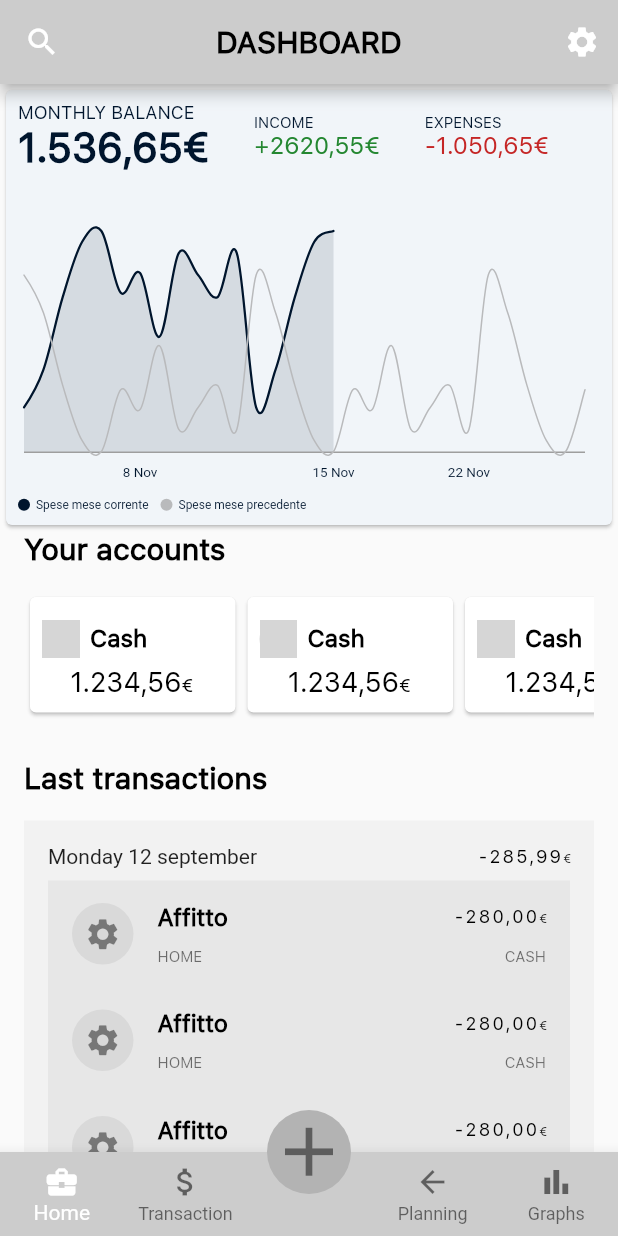
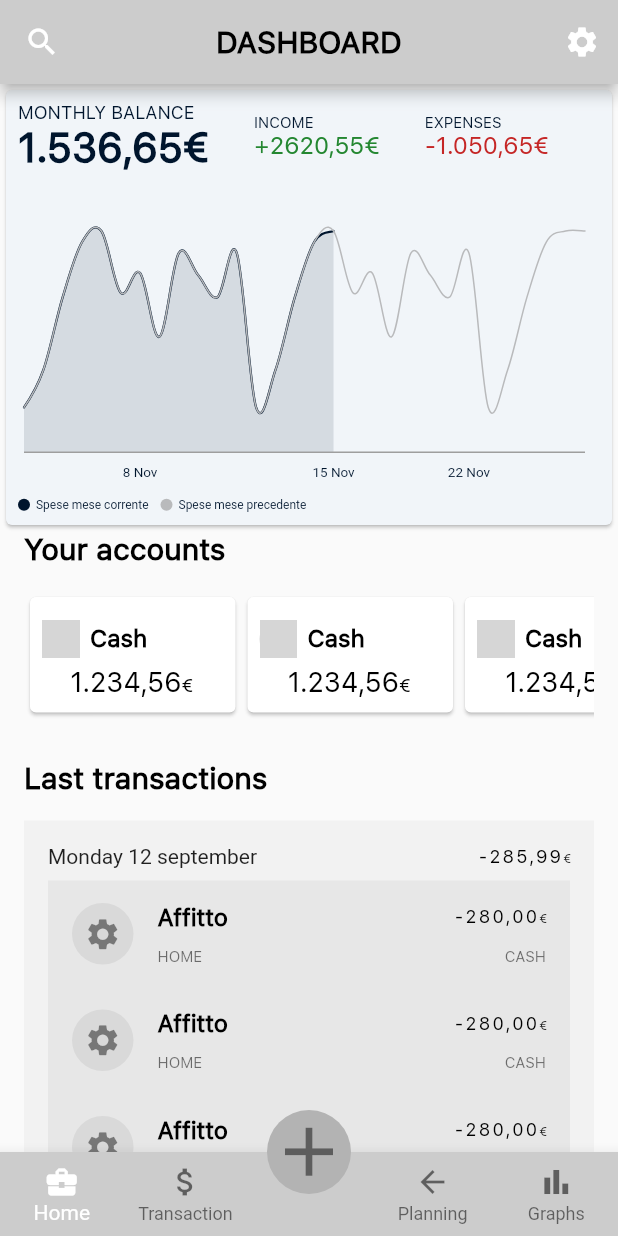
Before and after one commit to RIP-Comm/sossoldi, a Flutter app: the screen it shows after launch, on a phone screen of 412 x 824 dp. Run offline on Flutter 3.47's test engine with Material 2 defaults, Android fonts, the light colour scheme and no system bars; drawn by our look-alikes of fl_chart; our stand-ins replace percent_indicator, sqflite, sqflite_common_ffi; missing offline and left inert: circular_menu; accounts and stored records are empty; grey boxes are pictures that could not be loaded.

Commit message:
Moved placeholder data from chart_home to home_page

```diff
--- a/lib/custom_widgets/chart_home.dart
+++ b/lib/custom_widgets/chart_home.dart
@@ -2,13 +2,17 @@ import 'package:fl_chart/fl_chart.dart';
 import 'package:flutter/material.dart';
 
 class LineChartWidget extends StatefulWidget {
-  const LineChartWidget({super.key});
+  final currentMonthData;
+  final previousMonthData;
+  const LineChartWidget({super.key, required this.currentMonthData, required this.previousMonthData});
 
   @override
   State<LineChartWidget> createState() => _LineChartSample2State();
 }
 
 class _LineChartSample2State extends State<LineChartWidget> {
+  _LineChartSample2State();
+
   @override
   Widget build(BuildContext context) {
     return Stack(
@@ -101,25 +105,7 @@ class _LineChartSample2State extends State<LineChartWidget> {
       maxY: 5,
       lineBarsData: [
         LineChartBarData(
-          spots: const [
-            FlSpot(0, -3),
-            FlSpot(1, -1.3),
-            FlSpot(2, 2),
-            FlSpot(3, 4.5),
-            FlSpot(4, 5),
-            FlSpot(5, 2.2),
-            FlSpot(6, 3.1),
-            FlSpot(7, 0.2),
-            FlSpot(8, 4),
-            FlSpot(9, 3),
-            FlSpot(10, 2),
-            FlSpot(11, 4),
-            FlSpot(12, -3),
-            FlSpot(13, -1.3),
-            FlSpot(14, 2),
-            FlSpot(15, 4.5),
-            FlSpot(16, 5),
-          ],
+          spots: widget.currentMonthData,
           isCurved: true,
           barWidth: 1.5,
           isStrokeCapRound: true,
@@ -133,38 +119,7 @@ class _LineChartSample2State extends State<LineChartWidget> {
           ),
         ),
         LineChartBarData(
-          spots: const [
-            FlSpot(0, 3),
-            FlSpot(1, 1.3),
-            FlSpot(2, -2),
-            FlSpot(3, -4.5),
-            FlSpot(4, -5),
-            FlSpot(5, -2.2),
-            FlSpot(6, -3.1),
-            FlSpot(7, -0.2),
-            FlSpot(8, -4),
-            FlSpot(9, -3),
-            FlSpot(10, -2),
-            FlSpot(11, -4),
-            FlSpot(12, 3),
-            FlSpot(13, 1.3),
-            FlSpot(14, -2),
-            FlSpot(15, -4.5),
-            FlSpot(16, -5),
-            FlSpot(17, -2.2),
-            FlSpot(18, -3.1),
-            FlSpot(19, -0.2),
-            FlSpot(20, -4),
-            FlSpot(21, -3),
-            FlSpot(22, -2),
-            FlSpot(23, -4),
-            FlSpot(24, 3),
-            FlSpot(25, 1.3),
-            FlSpot(26, -2),
-            FlSpot(27, -4.5),
-            FlSpot(28, -5),
-            FlSpot(29, -2.2),
-          ],
+          spots: widget.previousMonthData,
           isCurved: true,
           barWidth: 1,
           isStrokeCapRound: true,
--- a/lib/pages/home_page.dart
+++ b/lib/pages/home_page.dart
@@ -2,6 +2,7 @@
 
 import 'dart:ui';
 
+import 'package:fl_chart/fl_chart.dart';
 import 'package:flutter/material.dart';
 import 'package:percent_indicator/percent_indicator.dart';
 
@@ -93,7 +94,60 @@ class _HomePageState extends State<HomePage> {
                 ],
               ),
               const Padding(padding: EdgeInsets.all(8.0),),
-              const LineChartWidget(),
+              const LineChartWidget(
+                currentMonthData: [
+                  FlSpot(0, -3),
+                  FlSpot(1, -1.3),
+                  FlSpot(2, 2),
+                  FlSpot(3, 4.5),
+                  FlSpot(4, 5),
+                  FlSpot(5, 2.2),
+                  FlSpot(6, 3.1),
+                  FlSpot(7, 0.2),
+                  FlSpot(8, 4),
+                  FlSpot(9, 3),
+                  FlSpot(10, 2),
+                  FlSpot(11, 4),
+                  FlSpot(12, -3),
+                  FlSpot(13, -1.3),
+                  FlSpot(14, 2),
+                  FlSpot(15, 4.5),
+                  FlSpot(16, 5),
+                ],
+                previousMonthData: [
+                  FlSpot(0, -3),
+                  FlSpot(1, -1.3),
+                  FlSpot(2, 2),
+                  FlSpot(3, 4.5),
+                  FlSpot(4, 5),
+                  FlSpot(5, 2.2),
+                  FlSpot(6, 3.1),
+                  FlSpot(7, 0.2),
+                  FlSpot(8, 4),
+                  FlSpot(9, 3),
+                  FlSpot(10, 2),
+                  FlSpot(11, 4),
+                  FlSpot(12, -3),
+                  FlSpot(13, -1.3),
+                  FlSpot(14, 2),
+                  FlSpot(15, 4.5),
+                  FlSpot(16, 5),
+                  FlSpot(17, 2.2),
+                  FlSpot(18, 3.1),
+                  FlSpot(19, 0.2),
+                  FlSpot(20, 4),
+                  FlSpot(21, 3),
+                  FlSpot(22, 2),
+                  FlSpot(23, 4),
+                  FlSpot(24, -3),
+                  FlSpot(25, -1.3),
+                  FlSpot(26, 2),
+                  FlSpot(27, 4.5),
+                  FlSpot(28, 5),
+                  FlSpot(29, 5),
+                ],
+
+              ),
               Row(
                 children: <Widget>[
                   const Padding(padding: EdgeInsets.only(left: 8.0),),
@@ -139,11 +193,12 @@ class _HomePageState extends State<HomePage> {
               const Padding(padding: EdgeInsets.only(bottom: 9.0),),
             ],
           )
+          //child: LineChartWidget()
         ),
         Align(
             alignment: Alignment.centerLeft,
             child: Padding(
-                padding: EdgeInsets.only(left: 16),
+                padding: const EdgeInsets.only(left: 16),
                 child: Text(
                   "Your accounts",
                   style: Theme.of(context).textTheme.displayMedium,
@@ -210,13 +265,13 @@ class _HomePageState extends State<HomePage> {
                           itemBuilder: (context, i) {
                             return ListTile(
                               leading: Container(
-                                child: Padding(
+                                decoration: BoxDecoration(
+                                    shape: BoxShape.circle,
+                                    color: const Color.fromRGBO(217, 217, 217, 1)),
+                                child: const Padding(
                                   padding: EdgeInsets.all(8.0),
                                   child: Icon(Icons.settings, size: 25.0),
                                 ),
-                                decoration: BoxDecoration(
-                                    shape: BoxShape.circle,
-                                    color: Color.fromRGBO(217, 217, 217, 1)),
                               ),
                               title: Column(
                                 crossAxisAlignment: CrossAxisAlignment.stretch,
```
